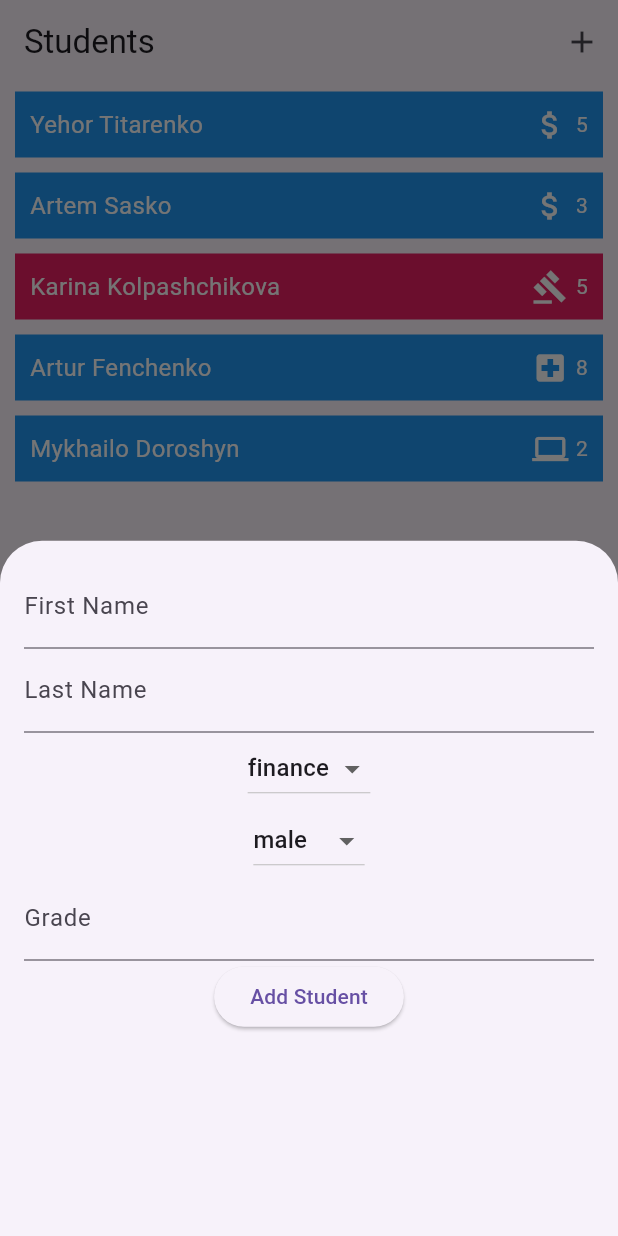
After one commit to Yehor-Titarenko/MS_3, a Flutter app: the screen it shows after launch, after a tap on the "add" icon, on a phone screen of 412 x 824 dp. The commit adds this screen. Run offline on Flutter 3.47's test engine with Material 3 defaults, Android fonts, the phone set to English and light mode, and no system bars.

Commit message:
first commit

```diff
--- /dev/null
+++ b/lib/widgets/new_student.dart
@@ -0,0 +1,97 @@
+import 'package:flutter/material.dart';
+import '../models/student.dart';
+
+class NewStudent extends StatefulWidget {
+  final Student? student;
+
+  const NewStudent({Key? key, this.student}) : super(key: key);
+
+  @override
+  _NewStudentState createState() => _NewStudentState();
+}
+
+class _NewStudentState extends State<NewStudent> {
+  final _firstNameController = TextEditingController();
+  final _lastNameController = TextEditingController();
+  Department _selectedDepartment = Department.finance;
+  Gender _selectedGender = Gender.male;
+  final _gradeController = TextEditingController();
+
+  @override
+  void initState() {
+    super.initState();
+    if (widget.student != null) {
+      _firstNameController.text = widget.student!.firstName;
+      _lastNameController.text = widget.student!.lastName;
+      _selectedDepartment = widget.student!.department;
+      _selectedGender = widget.student!.gender;
+      _gradeController.text = widget.student!.grade.toString();
+    }
+  }
+
+  @override
+  Widget build(BuildContext context) {
+    return Padding(
+      padding: const EdgeInsets.all(16.0),
+      child: Column(
+        children: [
+          TextField(
+            controller: _firstNameController,
+            decoration: const InputDecoration(labelText: 'First Name'),
+          ),
+          TextField(
+            controller: _lastNameController,
+            decoration: const InputDecoration(labelText: 'Last Name'),
+          ),
+          DropdownButton<Department>(
+            value: _selectedDepartment,
+            items: Department.values.map((department) {
+              return DropdownMenuItem<Department>(
+                value: department,
+                child: Text(department.toString().split('.').last),
+              );
+            }).toList(),
+            onChanged: (newValue) {
+              setState(() {
+                _selectedDepartment = newValue!;
+              });
+            },
+          ),
+          DropdownButton<Gender>(
+            value: _selectedGender,
+            items: Gender.values.map((gender) {
+              return DropdownMenuItem<Gender>(
+                value: gender,
+                child: Text(gender.toString().split('.').last),
+              );
+            }).toList(),
+            onChanged: (newValue) {
+              setState(() {
+                _selectedGender = newValue!;
+              });
+            },
+          ),
+          TextField(
+            controller: _gradeController,
+            keyboardType: TextInputType.number,
+            decoration: const InputDecoration(labelText: 'Grade'),
+          ),
+          ElevatedButton(
+            onPressed: () {
+              final newStudent = Student(
+                firstName: _firstNameController.text,
+                lastName: _lastNameController.text,
+                department: _selectedDepartment,
+                grade: int.parse(_gradeController.text),
+                gender: _selectedGender,
+              );
+              Navigator.of(context).pop(newStudent);
+            },
+            child:
+                Text(widget.student == null ? 'Add Student' : 'Edit Student'),
+          ),
+        ],
+      ),
+    );
+  }
+}
--- a/lib/widgets/students.dart
+++ b/lib/widgets/students.dart
@@ -1,9 +1,15 @@
 import 'package:flutter/material.dart';
 import '../models/student.dart';
 import 'student_item.dart';
+import 'new_student.dart';
 
-class StudentsWidget extends StatelessWidget {
-  final List<Student> students = [
+class StudentsWidget extends StatefulWidget {
+  @override
+  _StudentsWidgetState createState() => _StudentsWidgetState();
+}
+
+class _StudentsWidgetState extends State<StudentsWidget> {
+  List<Student> students = [
     Student(
       firstName: "Yehor",
       lastName: "Titarenko",
@@ -41,16 +47,67 @@ class StudentsWidget extends StatelessWidget {
     ),
   ];
 
+  void _openNewStudentModal(BuildContext context, {Student? student}) async {
+    final result = await showModalBottomSheet<Student>(
+      context: context,
+      builder: (ctx) => NewStudent(student: student),
+    );
+    if (result != null) {
+      setState(() {
+        if (student == null) {
+          students.add(result);
+        } else {
+          final index = students.indexOf(student);
+          students[index] = result;
+        }
+      });
+    }
+  }
+
   @override
   Widget build(BuildContext context) {
     return Scaffold(
       appBar: AppBar(
         title: const Text('Students'),
+        actions: [
+          IconButton(
+            icon: Icon(Icons.add),
+            onPressed: () => _openNewStudentModal(context),
+          ),
+        ],
       ),
       body: ListView.builder(
         itemCount: students.length,
         itemBuilder: (ctx, index) {
-          return StudentItem(student: students[index]);
+          return Dismissible(
+            key: ValueKey(students[index].firstName),
+            onDismissed: (direction) {
+              final removedStudent = students[index];
+              setState(() {
+                students.removeAt(index);
+              });
+              ScaffoldMessenger.of(context).showSnackBar(
+                SnackBar(
+                  content: Text(
+                      '${removedStudent.firstName} ${removedStudent.lastName} removed'),
+                  action: SnackBarAction(
+                    label: 'Undo',
+                    onPressed: () {
+                      setState(() {
+                        students.insert(index, removedStudent);
+                      });
+                    },
+                  ),
+                ),
+              );
+            },
+            background: Container(color: Colors.red),
+            child: InkWell(
+              onTap: () =>
+                  _openNewStudentModal(context, student: students[index]),
+              child: StudentItem(student: students[index]),
+            ),
+          );
         },
       ),
     );
```
